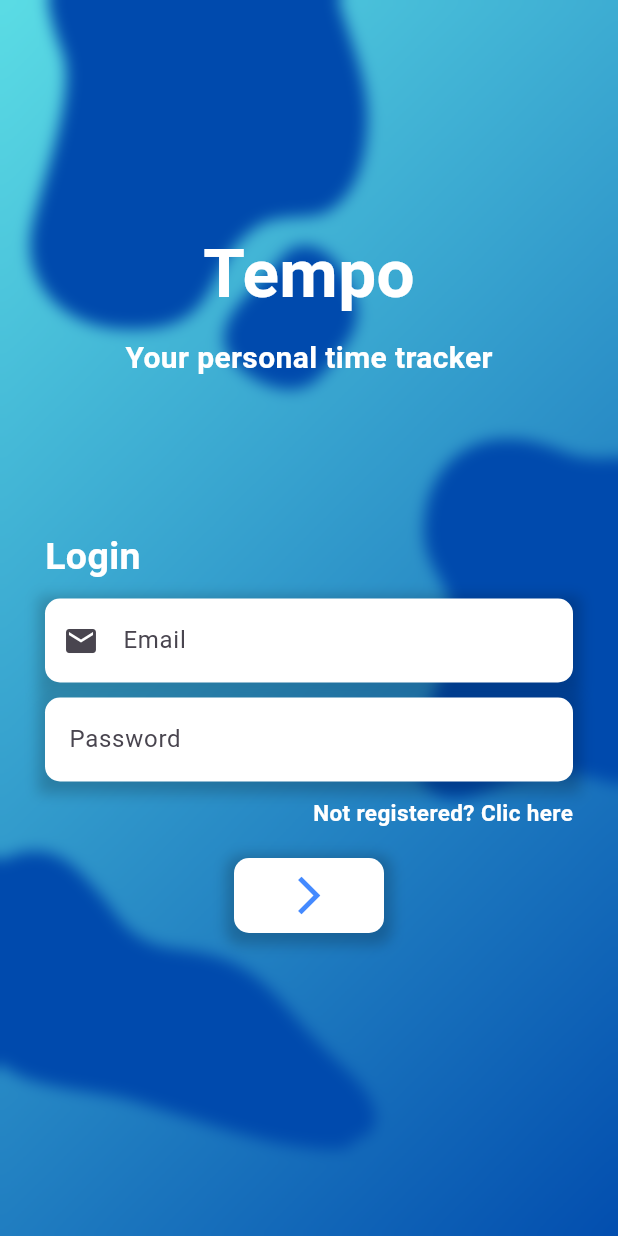
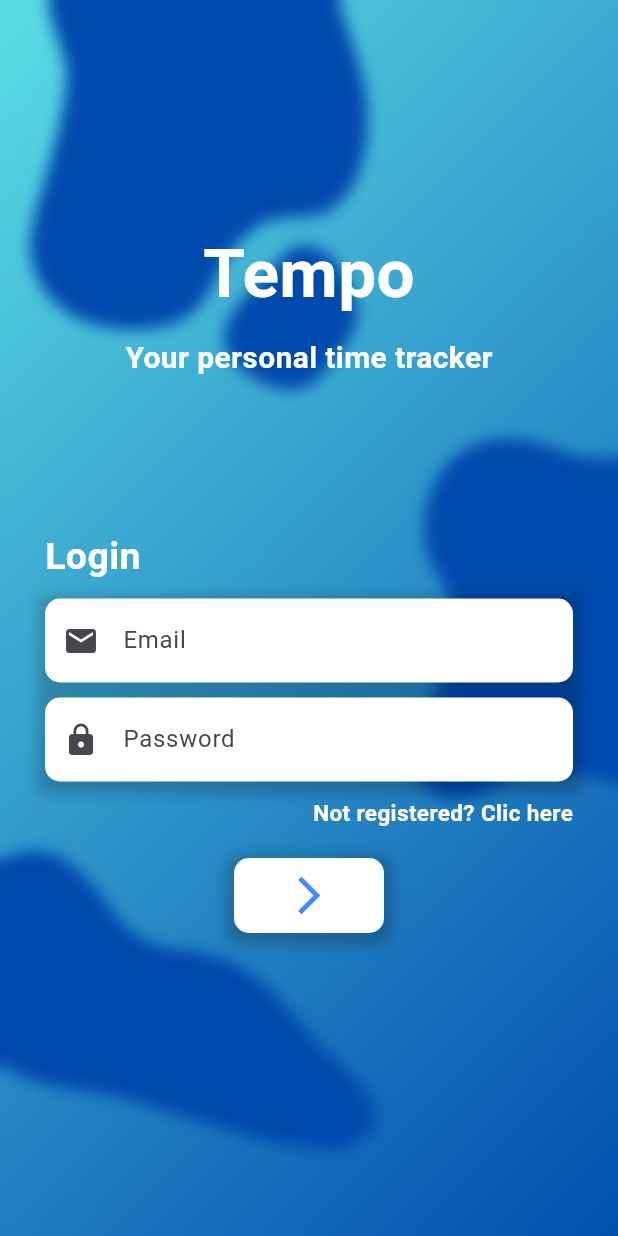
Before and after one commit to JuanA1525/TempoApp, a Flutter app: the screen it shows after launch, on a phone screen of 412 x 824 dp. Run offline on Flutter 3.47's test engine with Material 2 defaults, Android fonts, the phone set to English and light mode, and no system bars; Roboto replaces fonts that are missing (Poppins).

Commit message:
Feat: Adding PswIcon and TextType

```diff
--- a/lib/pages/login.dart
+++ b/lib/pages/login.dart
@@ -118,7 +118,9 @@ class Login extends StatelessWidget {
                   ],
                 ),
                 child: TextField(
+                  keyboardType: TextInputType.visiblePassword,
                   decoration: InputDecoration(
+                    prefixIcon: const Icon(Icons.lock),
                     filled: true,
                     fillColor: Colors.white,
                     hintText: 'Password',
```
